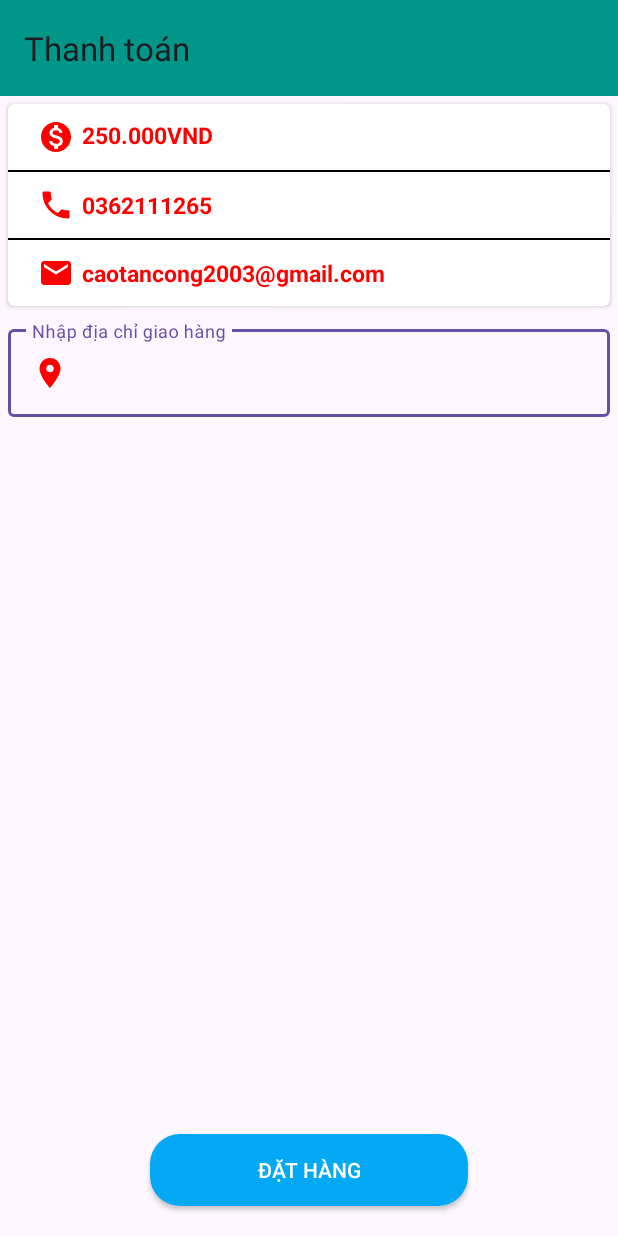
After one commit to CongCaoIT/AppBanHangOnl, an Android app: the PayActivity screen opened directly, with no data from a screen before it, on a phone screen of 412 x 824 dp. The commit adds this screen. Run offline under Robolectric (Android 15) with nearby library versions, the phone set to English and light mode, and no system bars.

Commit message:
Thiết kế giao diện thanh toán đơn hàng

```diff
--- a/AppBanHangOnl/app/src/main/AndroidManifest.xml
+++ b/AppBanHangOnl/app/src/main/AndroidManifest.xml
@@ -17,6 +17,9 @@
         android:theme="@style/Theme.AppBanHangOnl"
         android:usesCleartextTraffic="true"
         tools:targetApi="31">
+        <activity
+            android:name=".activity.PayActivity"
+            android:exported="false" />
         <activity
             android:name=".activity.ResetPassActivity"
             android:exported="false" />
@@ -52,7 +55,7 @@
             android:exported="false" />
         <activity
             android:name=".activity.MainActivity"
-            android:exported="false"></activity>
+            android:exported="false" />
     </application>
 
 </manifest>
--- a/AppBanHangOnl/app/src/main/java/com/example/appbanhangonl/activity/CartActivity.java
+++ b/AppBanHangOnl/app/src/main/java/com/example/appbanhangonl/activity/CartActivity.java
@@ -5,6 +5,7 @@ import androidx.appcompat.widget.Toolbar;
 import androidx.recyclerview.widget.LinearLayoutManager;
 import androidx.recyclerview.widget.RecyclerView;
 
+import android.content.Intent;
 import android.os.Bundle;
 import android.view.View;
 import android.widget.Button;
@@ -69,6 +70,14 @@ public class CartActivity extends AppCompatActivity {
             cartAdapter = new CartAdapter(getApplicationContext(), Utils.CartList);
             recyclerView.setAdapter(cartAdapter);
         }
+
+        buttonBuy.setOnClickListener(new View.OnClickListener() {
+            @Override
+            public void onClick(View v) {
+                Intent intent = new Intent(getApplicationContext(), PayActivity.class);
+                startActivity(intent);
+            }
+        });
     }
 
     private void initView() {
@@ -76,7 +85,7 @@ public class CartActivity extends AppCompatActivity {
         textViewTotalPrice = findViewById(R.id.txbTotalPrice);
         toolbar = findViewById(R.id.toolbar);
         recyclerView = findViewById(R.id.recyclerViewCart);
-        buttonBuy = findViewById(R.id.btnBuy);
+        buttonBuy = findViewById(R.id.buttonBuy);
     }
 
     @Override
--- /dev/null
+++ b/AppBanHangOnl/app/src/main/java/com/example/appbanhangonl/activity/PayActivity.java
@@ -0,0 +1,16 @@
+package com.example.appbanhangonl.activity;
+
+import androidx.appcompat.app.AppCompatActivity;
+
+import android.os.Bundle;
+
+import com.example.appbanhangonl.R;
+
+public class PayActivity extends AppCompatActivity {
+
+    @Override
+    protected void onCreate(Bundle savedInstanceState) {
+        super.onCreate(savedInstanceState);
+        setContentView(R.layout.activity_pay);
+    }
+}
--- /dev/null
+++ b/AppBanHangOnl/app/src/main/res/drawable/baseline_location_on_24.xml
@@ -0,0 +1,5 @@
+<vector android:height="24dp" android:tint="#FF0000"
+    android:viewportHeight="24" android:viewportWidth="24"
+    android:width="24dp" xmlns:android="http://schemas.android.com/apk/res/android">
+    <path android:fillColor="@android:color/white" android:pathData="M12,2C8.13,2 5,5.13 5,9c0,5.25 7,13 7,13s7,-7.75 7,-13c0,-3.87 -3.13,-7 -7,-7zM12,11.5c-1.38,0 -2.5,-1.12 -2.5,-2.5s1.12,-2.5 2.5,-2.5 2.5,1.12 2.5,2.5 -1.12,2.5 -2.5,2.5z"/>
+</vector>
--- /dev/null
+++ b/AppBanHangOnl/app/src/main/res/drawable/baseline_monetization_on_24.xml
@@ -0,0 +1,5 @@
+<vector android:height="24dp" android:tint="#FF0000"
+    android:viewportHeight="24" android:viewportWidth="24"
+    android:width="24dp" xmlns:android="http://schemas.android.com/apk/res/android">
+    <path android:fillColor="@android:color/white" android:pathData="M12,2C6.48,2 2,6.48 2,12s4.48,10 10,10 10,-4.48 10,-10S17.52,2 12,2zM13.41,18.09L13.41,20h-2.67v-1.93c-1.71,-0.36 -3.16,-1.46 -3.27,-3.4h1.96c0.1,1.05 0.82,1.87 2.65,1.87 1.96,0 2.4,-0.98 2.4,-1.59 0,-0.83 -0.44,-1.61 -2.67,-2.14 -2.48,-0.6 -4.18,-1.62 -4.18,-3.67 0,-1.72 1.39,-2.84 3.11,-3.21L10.74,4h2.67v1.95c1.86,0.45 2.79,1.86 2.85,3.39L14.3,9.34c-0.05,-1.11 -0.64,-1.87 -2.22,-1.87 -1.5,0 -2.4,0.68 -2.4,1.64 0,0.84 0.65,1.39 2.67,1.91s4.18,1.39 4.18,3.91c-0.01,1.83 -1.38,2.83 -3.12,3.16z"/>
+</vector>
--- a/AppBanHangOnl/app/src/main/res/layout/activity_cart.xml
+++ b/AppBanHangOnl/app/src/main/res/layout/activity_cart.xml
@@ -45,7 +45,7 @@
         android:layout_marginBottom="10dp"
         android:orientation="horizontal"
         android:weightSum="2"
-        app:layout_constraintBottom_toTopOf="@+id/btnBuy">
+        app:layout_constraintBottom_toTopOf="@+id/buttonBuy">
 
         <TextView
             android:layout_width="wrap_content"
@@ -73,7 +73,7 @@
     </LinearLayout>
 
     <Button
-        android:id="@+id/btnBuy"
+        android:id="@+id/buttonBuy"
         android:layout_width="match_parent"
         android:layout_height="wrap_content"
         android:layout_marginLeft="20dp"
--- /dev/null
+++ b/AppBanHangOnl/app/src/main/res/layout/activity_pay.xml
@@ -0,0 +1,153 @@
+<?xml version="1.0" encoding="utf-8"?>
+<androidx.constraintlayout.widget.ConstraintLayout xmlns:android="http://schemas.android.com/apk/res/android"
+    xmlns:app="http://schemas.android.com/apk/res-auto"
+    xmlns:tools="http://schemas.android.com/tools"
+    android:layout_width="match_parent"
+    android:layout_height="match_parent"
+    tools:context=".activity.PayActivity">
+
+    <androidx.appcompat.widget.Toolbar
+        android:id="@+id/toolbar"
+        android:layout_width="match_parent"
+        android:layout_height="?attr/actionBarSize"
+        android:background="#009688"
+        app:layout_constraintTop_toTopOf="parent"
+        app:title="Thanh toán">
+
+    </androidx.appcompat.widget.Toolbar>
+
+    <androidx.cardview.widget.CardView
+        android:id="@+id/cartView"
+        app:cardCornerRadius="4dp"
+        android:layout_width="match_parent"
+        android:layout_height="wrap_content"
+        android:layout_marginLeft="5dp"
+        android:layout_marginTop="5dp"
+        android:layout_marginRight="5dp"
+        android:elevation="8dp"
+        app:layout_constraintTop_toBottomOf="@+id/toolbar">
+
+        <LinearLayout
+            android:layout_width="match_parent"
+            android:layout_height="match_parent"
+            android:orientation="vertical">
+
+            <LinearLayout
+                android:layout_width="match_parent"
+                android:layout_height="wrap_content"
+                android:orientation="horizontal"
+                android:padding="10dp">
+
+                <ImageView
+                    android:layout_width="wrap_content"
+                    android:layout_height="wrap_content"
+                    android:layout_marginLeft="10dp"
+                    android:layout_marginRight="5dp"
+                    android:src="@drawable/baseline_monetization_on_24" />
+
+                <TextView
+                    android:layout_width="wrap_content"
+                    android:layout_height="wrap_content"
+                    android:text="250.000VND"
+                    android:textColor="#ff00"
+                    android:textSize="15dp"
+                    android:textStyle="bold" />
+            </LinearLayout>
+
+            <View
+                android:layout_width="match_parent"
+                android:layout_height="1dp"
+                android:background="#000" />
+
+            <LinearLayout
+                android:layout_width="match_parent"
+                android:layout_height="wrap_content"
+                android:orientation="horizontal"
+                android:padding="10dp">
+
+                <ImageView
+                    android:layout_width="wrap_content"
+                    android:layout_height="wrap_content"
+                    android:layout_marginLeft="10dp"
+                    android:layout_marginRight="5dp"
+                    android:src="@drawable/baseline_phone_24" />
+
+                <TextView
+                    android:layout_width="wrap_content"
+                    android:layout_height="wrap_content"
+                    android:layout_gravity="center_vertical"
+                    android:text="0362111265"
+                    android:textColor="#ff00"
+                    android:textSize="15dp"
+                    android:textStyle="bold" />
+            </LinearLayout>
+
+            <View
+                android:layout_width="match_parent"
+                android:layout_height="1dp"
+                android:background="#000" />
+
+            <LinearLayout
+                android:layout_width="match_parent"
+                android:layout_height="wrap_content"
+                android:orientation="horizontal"
+                android:padding="10dp">
+
+                <ImageView
+                    android:layout_width="wrap_content"
+                    android:layout_height="wrap_content"
+                    android:layout_marginLeft="10dp"
+                    android:layout_marginRight="5dp"
+                    android:src="@drawable/baseline_email_24" />
+
+                <TextView
+                    android:layout_width="wrap_content"
+                    android:layout_height="wrap_content"
+                    android:layout_gravity="center_vertical"
+                    android:text="caotancong2003@gmail.com"
+                    android:textColor="#ff00"
+                    android:textSize="15dp"
+                    android:textStyle="bold" />
+
+            </LinearLayout>
+        </LinearLayout>
+
+    </androidx.cardview.widget.CardView>
+
+    <com.google.android.material.textfield.TextInputLayout
+        android:id="@+id/line1"
+        style="@style/ThemeOverlay.Material3.AutoCompleteTextView.OutlinedBox"
+        android:layout_width="match_parent"
+        android:layout_height="wrap_content"
+        android:layout_marginLeft="5dp"
+        android:layout_marginTop="10dp"
+        android:layout_marginRight="5dp"
+        app:layout_constraintTop_toBottomOf="@+id/cartView">
+
+        <com.google.android.material.textfield.TextInputEditText
+            android:id="@+id/textEmail"
+            android:layout_width="match_parent"
+            android:layout_height="wrap_content"
+            android:drawableLeft="@drawable/baseline_location_on_24"
+            android:drawablePadding="5dp"
+            android:hint="Nhập địa chỉ giao hàng"
+            android:inputType="textEmailAddress"
+            android:paddingLeft="5dp"
+            android:paddingRight="5dp">
+
+        </com.google.android.material.textfield.TextInputEditText>
+    </com.google.android.material.textfield.TextInputLayout>
+
+    <androidx.appcompat.widget.AppCompatButton
+        android:layout_width="match_parent"
+        android:layout_height="wrap_content"
+        android:layout_marginLeft="100dp"
+        android:layout_marginRight="100dp"
+        android:layout_marginBottom="20dp"
+        android:background="@drawable/backgroud_button"
+        android:text="Đặt hàng"
+        android:textColor="#fff"
+        app:layout_constraintBottom_toBottomOf="parent">
+
+    </androidx.appcompat.widget.AppCompatButton>
+</androidx.constraintlayout.widget.ConstraintLayout>
```
